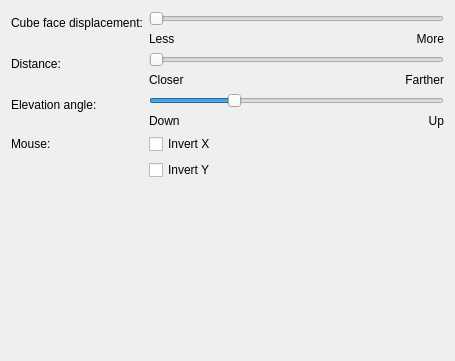
Qt form kwin/effects/cube/kcm/cubeeffectkcm.ui (Sonic-DE/sonic-workspace-addons) before a commit.
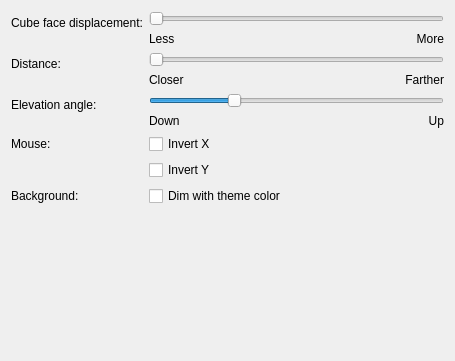
The same form after that commit. Custom widgets are drawn as their Qt base class.

Commit message: use Kirigami.Theme.backgroundColor to dim the cube bg & make it optional in the settings

```diff
--- a/kwin/effects/cube/kcm/cubeeffectkcm.ui
+++ b/kwin/effects/cube/kcm/cubeeffectkcm.ui
@@ -198,6 +198,20 @@
     </widget>
    </item>
    
+   <item row="5" column="0">
+    <widget class="QLabel" name="label_Background">
+     <property name="text">
+      <string>Background:</string>
+     </property>
+    </widget>
+   </item>
+   <item row="5" column="1">
+    <widget class="QCheckBox" name="kcfg_DimWithThemeColor">
+     <property name="text">
+      <string>Dim with theme color</string>
+     </property>
+    </widget>
+   </item>
    <item row="6" column="0" colspan="2">
     <widget class="KShortcutsEditor" name="shortcutsEditor" native="true">
      <property name="sizePolicy">
```
The commit also changes 2 other files.
